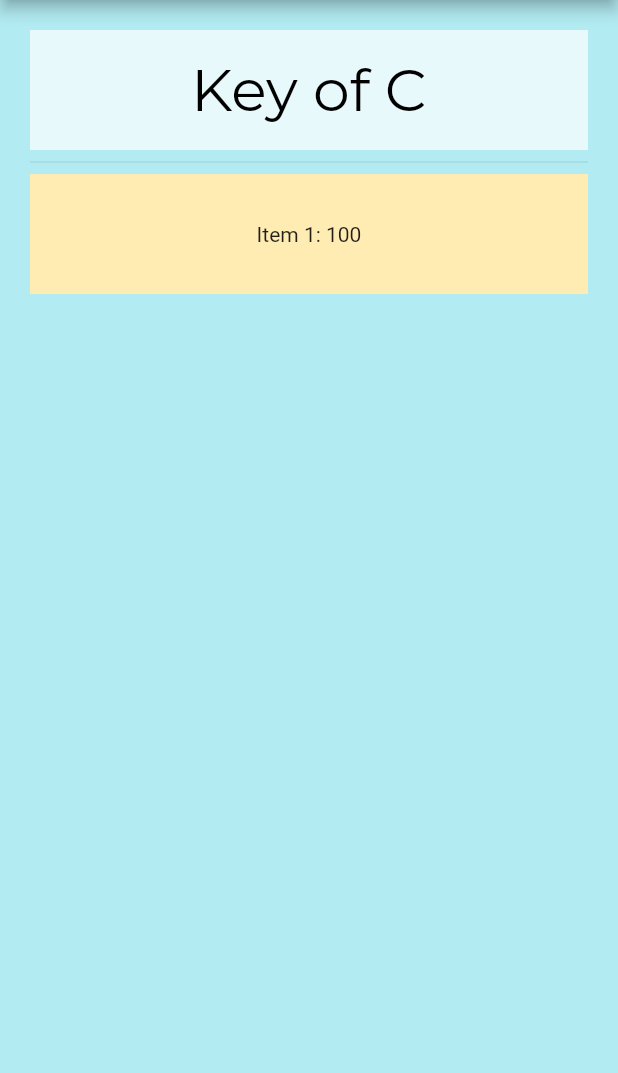
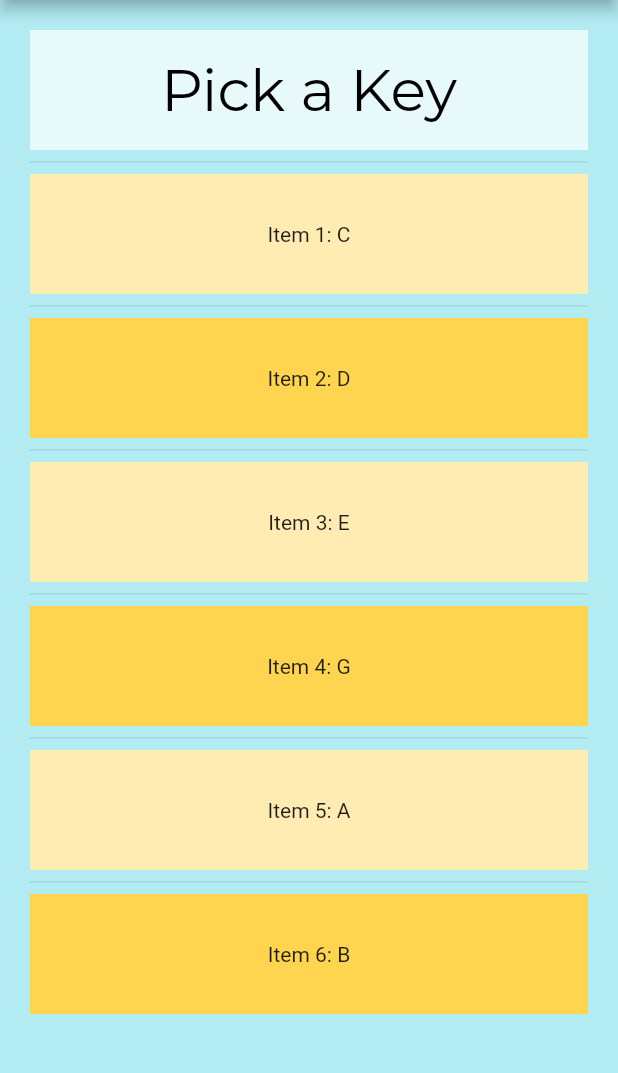
Before and after one commit to kobemhlee/chord_app, a Flutter app: the ChordLibrary screen opened directly, on a phone screen of 412 x 824 dp, the part 84-1157 px from its top. Run offline on Flutter 3.47's test engine with Material 2 defaults, Android fonts, the phone set to English and light mode, and no system bars; our stand-ins replace audioplayers.

Commit message:
Chord Lib update

```diff
--- a/lib/chordlibpage.dart
+++ b/lib/chordlibpage.dart
@@ -37,7 +37,7 @@ class _ChordLibrary extends State<ChordLibrary> {
         ),
         body: PageView(
           children: <Widget>[
-            keyOfC(), keyOfD(), keyOfE(),
+            keyChooser()
           ],
         )
     );
@@ -45,10 +45,10 @@ class _ChordLibrary extends State<ChordLibrary> {
 }
 
 
-Widget keyOfC(){
+Widget keyChooser(){
   List<int> colorCodes = <int>[300, 100];
 
-  List<int> test = <int>[300, 100];
+  List<String> test = <String>["C", "C", "D", "E", "G", "A", "B"];
 
   return ListView.separated(
     scrollDirection: Axis.vertical,
@@ -61,7 +61,7 @@ Widget keyOfC(){
             height: 80,
             color: Colors.white70,
             child: Center(child: Text(
-                'Key of C',
+                'Pick a Key',
                 textAlign: TextAlign.center,
                 style: TextStyle(
                   fontFamily: 'Montserrat',
@@ -87,88 +87,3 @@ Widget keyOfC(){
     separatorBuilder: (BuildContext context, int index) => const Divider(),
   );
 }
-
-Widget keyOfD(){
-  List<int> colorCodes = <int>[300, 100];
-
-  List<int> test2 = <int>[300, 100];
-
-  return ListView.separated(
-    scrollDirection: Axis.vertical,
-    shrinkWrap: true,
-    padding: const EdgeInsets.all(20),
-    itemCount: test2.length,
-    itemBuilder: (BuildContext context, int index) {
-      if (index == 0){
-        return Container(
-            height: 80,
-            color: Colors.white70,
-            child: Center(child: Text(
-                'Key of D',
-                textAlign: TextAlign.center,
-                style: TextStyle(
-                  fontFamily: 'Montserrat',
-                  fontWeight: FontWeight.w500,
-                  fontSize: 39, // 26
-                  color: Colors.black,
-                )
-            ),)
-          //Text('Item $index: ${mondayEvents[index]}')),
-          //Center(child: Text('Item $index: ${mondayEvents[index]}')),
-        );
-      }
-      else
-        return Container(
-            height: 80,
-            color: Colors.amber[colorCodes[index%2]],
-            child: InkWell(
-                child: Center(child: Text('Item $index: ${test2[index]}')))
-          //Text('Item $index: ${mondayEvents[index]}')),
-          //Center(child: Text('Item $index: ${mondayEvents[index]}')),
-        );
-    },
-    separatorBuilder: (BuildContext context, int index) => const Divider(),
-  );
-}
-
-Widget keyOfE(){
-  List<int> colorCodes = <int>[300, 100];
-  List<int> test2 = <int>[300, 100];
-
-  return ListView.separated(
-    scrollDirection: Axis.vertical,
-    shrinkWrap: true,
-    padding: const EdgeInsets.all(20),
-    itemCount: test2.length,
-    itemBuilder: (BuildContext context, int index) {
-      if (index == 0){
-        return Container(
-            height: 80,
-            color: Colors.white70,
-            child: Center(child: Text(
-                'Key of E',
-                textAlign: TextAlign.center,
-                style: TextStyle(
-                  fontFamily: 'Montserrat',
-                  fontWeight: FontWeight.w500,
-                  fontSize: 32, // 26
-                  color: Colors.black,
-                )
-            ),)
-          //Text('Item $index: ${mondayEvents[index]}')),
-          //Center(child: Text('Item $index: ${mondayEvents[index]}')),
-        );
-      }
-      else
-        return Container(
-            height: 80,
-            color: Colors.amber[colorCodes[index%2]],
-            child: InkWell(
-                child: Center(child: Text('Item $index: ${test2[index]}')))
-          //Text('Item $index: ${mondayEvents[index]}')),
-          //Center(child: Text('Item $index: ${mondayEvents[index]}')),
-        );
-    },
-    separatorBuilder: (BuildContext context, int index) => const Divider(),
-  );
-}
```
